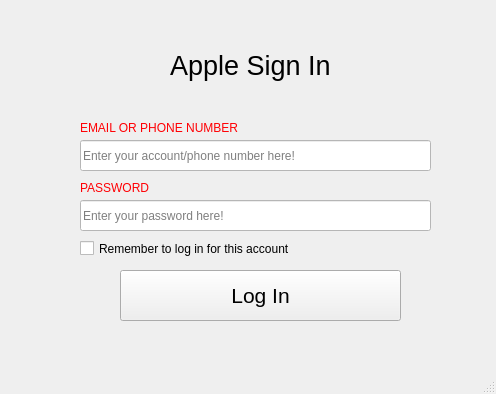
First picture: the form in PTI/SPCK/GUI/apple.ui, repository GreenSystemDuy08/TL-C4K-PTI01, before the edit.
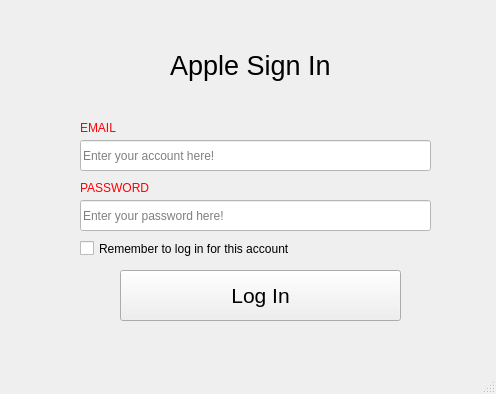
Second picture: the form after the edit.

Diff of the .ui file:
```diff
--- a/PTI/SPCK/GUI/apple.ui
+++ b/PTI/SPCK/GUI/apple.ui
@@ -30,7 +30,7 @@
      <string/>
     </property>
     <property name="placeholderText">
-     <string>Enter your account/phone number here!</string>
+     <string>Enter your account here!</string>
     </property>
    </widget>
    <widget class="QCheckBox" name="checkBox">
@@ -81,7 +81,7 @@
      <string notr="true">color: rgb(255, 0, 4);</string>
     </property>
     <property name="text">
-     <string>EMAIL OR PHONE NUMBER</string>
+     <string>EMAIL</string>
     </property>
    </widget>
    <widget class="QPushButton" name="bt_login">
```
